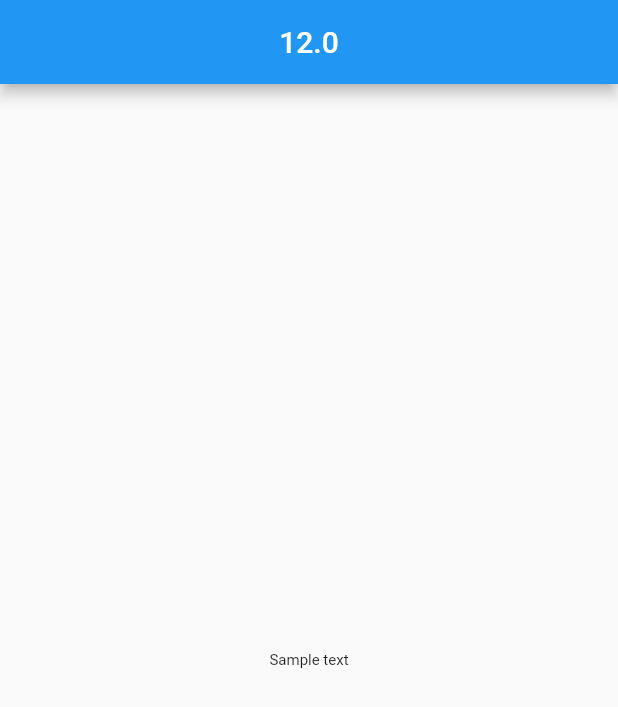
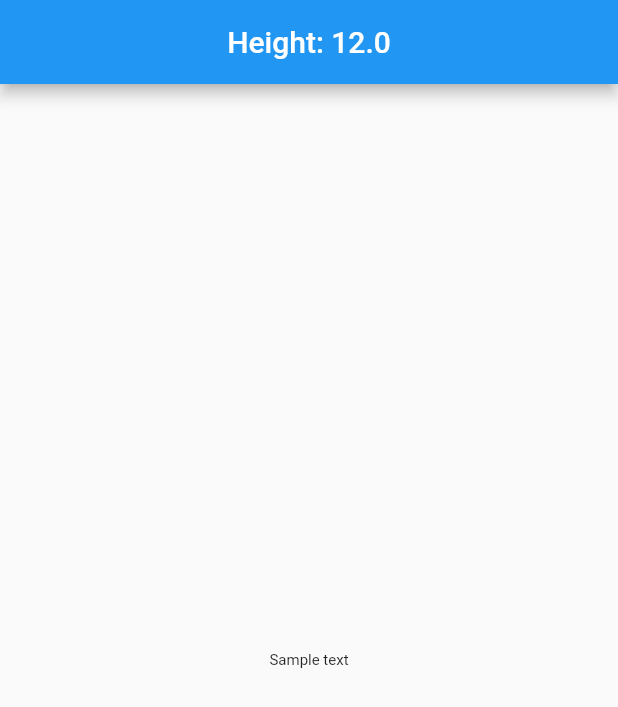
Before and after one commit to SBTopZZZ-LG/flutter_render_box_exposed, a Flutter app: the screen it shows after launch, on a phone screen of 412 x 824 dp. Shown: the top 707 px of the screen. Run offline on Flutter 3.47's test engine with Material 2 defaults, Android fonts, the phone set to English and light mode, and no system bars.

Commit message:
feat!: implementation of `ValueNotifier`

````diff
--- a/example/lib/main.dart
+++ b/example/lib/main.dart
@@ -23,9 +23,7 @@ class _HomePageState extends State<HomePage>
   void initState() {
     super.initState();
 
-    textExposer = RenderBoxExposer(
-      updateState: setState,
-    );
+    textExposer = RenderBoxExposer();
 
     controller =
         AnimationController(vsync: this, duration: const Duration(seconds: 1));
@@ -45,9 +43,16 @@ class _HomePageState extends State<HomePage>
   Widget build(BuildContext context) {
     return Scaffold(
       appBar: AppBar(
-          title: Text(textExposer.isExposed
-              ? textExposer.renderBox!.size.height.toString()
-              : "RenderBoxExposed"),
+          title: ValueListenableBuilder(
+            valueListenable: textExposer.renderBox,
+            builder: ((context, value, child) {
+              if (value != null) {
+                return Text("Height: ${value.size.height}");
+              } else {
+                return const Text("RenderBoxExposed");
+              }
+            }),
+          ),
           centerTitle: true),
       body: Center(
         child: RenderBoxExposed(
--- a/lib/render_box_exposed.dart
+++ b/lib/render_box_exposed.dart
@@ -5,13 +5,11 @@ import 'dart:async';
 import 'package:flutter/material.dart';
 
 /// An intermediate (or wrapper) class to access the `RenderBox` exposed by `RenderBoxExposed`.
-/// Ensure that the property `isExposed` is `true` before trying to access the `renderBox`.
-///
-/// Note: The current build only supports the usage of `StatefulWidget` in order to access the exposed `RenderBox`.
+/// Ensure that the property `isExposed` is `true` before trying to access the `value` of `renderBox`.
 ///
 /// Example Usage:
 /// ```
-/// final RenderBoxExposer exposer = RenderBoxExposer(updateState: setState);
+/// final RenderBoxExposer exposer = const RenderBoxExposer();
 ///
 /// @override
 /// Widget build(BuildContext build) {
@@ -24,32 +22,23 @@ import 'package:flutter/material.dart';
 /// }
 /// ```
 class RenderBoxExposer {
-  /// A callback function which is called once when the `RenderBox` is exposed
-  final void Function(void Function()) updateState;
-
-  RenderBoxExposer({required this.updateState});
-
   /// Boolean value representing the state of the `renderBox` property.
   /// Returns `true` if the `RenderBox` is exposed, otherwise `false.
   bool isExposed = false;
 
-  /// The exposed `RenderBox`
-  RenderBox? renderBox;
+  /// A `ValueNotifier` for the `RenderBox` object.
+  /// Use `ValueListenableBuilder` to subscribe to the changes to the `RenderBox`.
+  ValueNotifier<RenderBox?> renderBox = ValueNotifier(null);
 }
 
 /// A widget wrapper class to expose the `RenderBox` of the `child` widget.
 ///
 /// Example Usage:
 /// ```
-/// final RenderBoxExposer exposer = RenderBoxExposer(updateState: setState);
+/// final RenderBoxExposer exposer = const RenderBoxExposer();
 ///
 /// @override
 /// Widget build(BuildContext build) {
-///   double width = 0;
-///   if (exposer.isExposed) {
-///     width = exposer.renderBox!.size.width;
-///   }
-///
 ///   return Center(
 ///     child: Column(
 ///       children: [
@@ -57,7 +46,13 @@ class RenderBoxExposer {
 ///           child: Text("Sample text", style: TextStyle(fontSize: 30)),
 ///           exposer: exposer,
 ///         ),
-///         Text("Width: ${width}"),
+///         ValueListenableBuilder(
+///           valueListenable: exposer.renderBox,
+///           builder: (ctx, renderBox, c) {
+///               // To check if `RenderBox` is available, use the `isExposed` property, or alternatively check if `renderBox` is not null
+///               return Text("Width: ${exposer.isExposed ? renderBox!.size.width : 0}");
+///           }
+///         ),
 ///       ],
 ///     ),
 ///   );
@@ -77,15 +72,9 @@ class RenderBoxExposed extends StatelessWidget {
   @override
   Widget build(BuildContext context) {
     Future.delayed(Duration.zero, () {
-      bool flagFirstBuild = !exposer.isExposed;
-
       exposer.isExposed = true;
-      exposer.renderBox =
+      exposer.renderBox.value =
           _globalKey.currentContext!.findRenderObject() as RenderBox;
-
-      if (flagFirstBuild) {
-        exposer.updateState(() => {});
-      }
     });
 
     return Container(
--- a/pubspec.yaml
+++ b/pubspec.yaml
@@ -1,6 +1,6 @@
 name: render_box_exposed
 description: A flutter package to expose a widget's RenderBox
-version: 1.0.0+1
+version: 1.1.0
 homepage: https://github.com/SBTopZZZ-LG/flutter_render_box_exposed
 
 environment:
````
Also changed, not shown: example/pubspec.lock, 2 other files.
